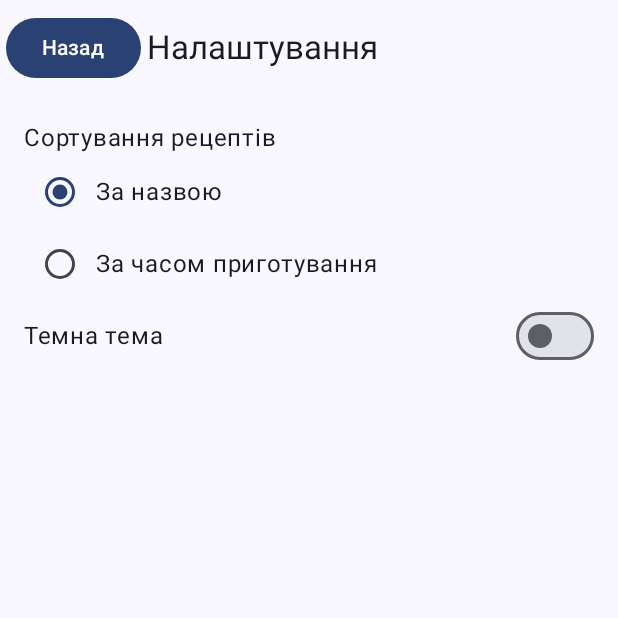
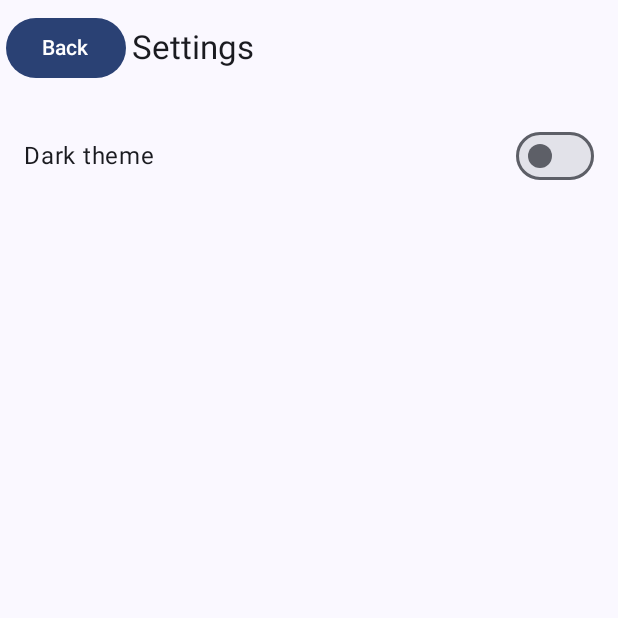
Before and after one commit to Ivan-va228/CulinaryBook, an Android app built with Jetpack Compose: the SettingsScreen screen opened through its navigation route, on a phone screen of 412 x 824 dp, the top half of it. Run offline under Robolectric (Android 15) with nearby library versions, the phone set to English and light mode, and no system bars.

Commit message:
Update app functionality and interface

```diff
--- a/app/build.gradle.kts
+++ b/app/build.gradle.kts
@@ -50,9 +50,9 @@ dependencies {
     implementation(libs.retrofit.converter.kotlinx.serialization)
     implementation(libs.kotlinx.serialization.json)
     implementation(libs.okhttp)
+    implementation(libs.coil.compose)
 
     testImplementation(libs.junit)
-    androidTestImplementation(platform(libs.androidx.compose.bom))
     androidTestImplementation(libs.androidx.compose.ui.test.junit4)
     androidTestImplementation(libs.androidx.espresso.core)
     androidTestImplementation(libs.androidx.junit)
--- a/app/src/main/java/com/example/myapplication/data/preferences/SettingsDataStore.kt
+++ b/app/src/main/java/com/example/myapplication/data/preferences/SettingsDataStore.kt
@@ -11,21 +11,9 @@ private val Context.dataStore by preferencesDataStore(
     name = "settings"
 )
 
-private val SORT_BY_TIME = booleanPreferencesKey("sort_by_time")
 private val DARK_THEME = booleanPreferencesKey("dark_theme")
 
 class SettingsDataStore(private val context: Context) {
-
-    val sortByTime: Flow<Boolean> = context.dataStore.data
-        .map { preferences ->
-            preferences[SORT_BY_TIME] ?: false
-        }
-
-    suspend fun saveSortByTime(value: Boolean) {
-        context.dataStore.edit { preferences ->
-            preferences[SORT_BY_TIME] = value
-        }
-    }
 
     val darkTheme: Flow<Boolean> = context.dataStore.data
         .map { preferences ->
--- a/app/src/main/java/com/example/myapplication/data/remote/MealApi.kt
+++ b/app/src/main/java/com/example/myapplication/data/remote/MealApi.kt
@@ -3,6 +3,7 @@ package com.example.myapplication.data.remote
 import retrofit2.http.GET
 import retrofit2.http.Query
 import com.example.myapplication.data.model.MealListResponse
+import com.example.myapplication.data.model.MealCategoryResponse
 
 interface MealApi {
 
@@ -21,6 +22,6 @@ interface MealApi {
         @Query("i") id: String
     ): MealListResponse
 
-    @GET("list.php?c=list")
-    suspend fun getCategories(): MealListResponse
+    @GET("categories.php")
+    suspend fun getCategories(): MealCategoryResponse
 }
--- a/app/src/main/java/com/example/myapplication/ui/components/CategoryRow.kt
+++ b/app/src/main/java/com/example/myapplication/ui/components/CategoryRow.kt
@@ -1,8 +1,11 @@
+
 package com.example.myapplication.ui.components
 
+import androidx.compose.foundation.horizontalScroll
 import androidx.compose.foundation.layout.Arrangement
 import androidx.compose.foundation.layout.Row
 import androidx.compose.foundation.layout.padding
+import androidx.compose.foundation.rememberScrollState
 import androidx.compose.material3.Button
 import androidx.compose.material3.Text
 import androidx.compose.runtime.Composable
@@ -16,7 +19,9 @@ fun CategoryRow(
     onCategorySelected: (String) -> Unit
 ) {
     Row(
-        modifier = Modifier.padding(8.dp),
+        modifier = Modifier
+            .padding(8.dp)
+            .horizontalScroll(rememberScrollState()),
         horizontalArrangement = Arrangement.spacedBy(5.dp)
     ) {
         categories.forEach { category ->
--- a/app/src/main/java/com/example/myapplication/ui/navigation/AppNavigation.kt
+++ b/app/src/main/java/com/example/myapplication/ui/navigation/AppNavigation.kt
@@ -1,4 +1,3 @@
-
 package com.example.myapplication.ui.navigation
 
 import androidx.compose.runtime.*
@@ -27,9 +26,6 @@ fun AppNavigation() {
         SettingsDataStore(context)
     }
 
-    val sortByTime by settingsDataStore.sortByTime
-        .collectAsState(initial = false)
-
     val darkTheme by settingsDataStore.darkTheme
         .collectAsState(initial = false)
 
@@ -46,7 +42,6 @@ fun AppNavigation() {
         ) {
             composable("main") {
                 MainScreen(
-                    sortByTime = sortByTime,
                     mealViewModel = mealViewModel,
                     onSettingsClick = {
                         navController.navigate("settings")
@@ -59,12 +54,6 @@ fun AppNavigation() {
 
             composable("settings") {
                 SettingsScreen(
-                    sortByTime = sortByTime,
-                    onSortByTimeChange = { value ->
-                        coroutineScope.launch {
-                            settingsDataStore.saveSortByTime(value)
-                        }
-                    },
                     darkTheme = darkTheme,
                     onDarkThemeChange = { value ->
                         coroutineScope.launch {
--- a/app/src/main/java/com/example/myapplication/ui/screens/main/MainScreen.kt
+++ b/app/src/main/java/com/example/myapplication/ui/screens/main/MainScreen.kt
@@ -1,25 +1,26 @@
+
 package com.example.myapplication.ui.screens.main
 
 import androidx.compose.foundation.layout.*
 import androidx.compose.foundation.lazy.LazyColumn
 import androidx.compose.foundation.lazy.items
+import androidx.compose.foundation.lazy.rememberLazyListState
 import androidx.compose.material3.*
 import androidx.compose.runtime.*
 import androidx.compose.ui.Alignment
 import androidx.compose.ui.Modifier
 import androidx.compose.ui.unit.dp
 import androidx.lifecycle.viewmodel.compose.viewModel
+import androidx.compose.runtime.snapshotFlow
 import com.example.myapplication.ui.components.CategoryRow
 import com.example.myapplication.ui.components.RecipeCard
 import com.example.myapplication.ui.viewmodel.MealViewModel
 import com.example.myapplication.ui.viewmodel.MainScreenViewModel
 
-
 @OptIn(ExperimentalMaterial3Api::class)
 @Composable
 fun MainScreen(
     onItemClick: (Int) -> Unit,
-    sortByTime: Boolean,
     onSettingsClick: () -> Unit,
     mealViewModel: MealViewModel,
     viewModel: MainScreenViewModel = viewModel()
@@ -27,46 +28,70 @@ fun MainScreen(
     val state by viewModel.state.collectAsState()
     val category = state.category
 
+    val categories = mealViewModel.categories
+    val displayedRecipes = mealViewModel.recipes.sortedBy { it.name }
+
+    val listState = rememberLazyListState()
     LaunchedEffect(category) {
+        listState.scrollToItem(0)
+    }
+
+    LaunchedEffect(Unit) {
+        mealViewModel.loadCategories()
+    }
+
+    LaunchedEffect(categories) {
+        if (categories.isNotEmpty() && category !in categories) {
+            viewModel.selectCategory(categories.first())
+        }
+    }
+
+    LaunchedEffect(category, categories) {
+        if (category in categories) {
             mealViewModel.loadRecipes(category)
         }
+    }
 
-    val categories = listOf(
-        "Усі",
-        "Піца",
-        "Десерт",
-        "Сніданок"
-    )
+    LaunchedEffect(
+        listState,
+        displayedRecipes.size,
+        mealViewModel.isLoadingMore,
+        mealViewModel.hasMore
+    ) {
+        snapshotFlow {
+            val layoutInfo = listState.layoutInfo
+            val lastVisibleItem = layoutInfo.visibleItemsInfo.lastOrNull()?.index ?: 0
+            val totalItems = layoutInfo.totalItemsCount
 
-    val filteredRecipes = mealViewModel.recipes
-
-    val displayedRecipes = if (sortByTime) {
-        filteredRecipes.sortedBy {
-            it.time.substringBefore(" ").toIntOrNull() ?: 0
+            lastVisibleItem >= totalItems - 4
+        }.collect { shouldLoadMore ->
+            if (shouldLoadMore && displayedRecipes.isNotEmpty()) {
+                mealViewModel.loadNextPage()
             }
-    } else {
-        filteredRecipes.sortedBy { it.name }
+        }
     }
 
     Scaffold(
         topBar = {
             TopAppBar(
                 title = {
-                    Text("Кулінарна книга")
+                    Text("Recipe Book")
                 },
                 actions = {
                     TextButton(onClick = onSettingsClick) {
-                        Text("Налаштування")
+                        Text("Settings")
                     }
                 }
             )
         }
     ) { padding ->
+
         Column(
             modifier = Modifier
                 .fillMaxSize()
                 .padding(padding)
         ) {
+
             CategoryRow(
                 categories = categories,
                 selectedCategory = category,
@@ -75,15 +100,16 @@ fun MainScreen(
                 }
             )
 
-            if (mealViewModel.isLoading) {
-                CircularProgressIndicator(
-                    modifier = Modifier.align(
-                        Alignment.CenterHorizontally
-                    )
-                )
+            if (mealViewModel.isLoading && displayedRecipes.isEmpty()) {
+                Box(
+                    modifier = Modifier.fillMaxSize(),
+                    contentAlignment = Alignment.Center
+                ) {
+                    CircularProgressIndicator()
                 }
-
+            } else {
                 LazyColumn(
+                    state = listState,
                     modifier = Modifier
                         .fillMaxSize()
                         .padding(16.dp)
@@ -98,7 +124,21 @@ fun MainScreen(
 
                         Spacer(Modifier.height(16.dp))
                     }
+
+                    if (mealViewModel.isLoadingMore) {
+                        item {
+                            Box(
+                                modifier = Modifier
+                                    .fillMaxWidth()
+                                    .padding(16.dp),
+                                contentAlignment = Alignment.Center
+                            ) {
+                                CircularProgressIndicator()
                             }
                         }
                     }
                 }
+            }
+        }
+    }
+}
--- a/app/src/main/java/com/example/myapplication/ui/screens/settings/SettingsScreen.kt
+++ b/app/src/main/java/com/example/myapplication/ui/screens/settings/SettingsScreen.kt
@@ -1,4 +1,3 @@
-
 package com.example.myapplication.ui.screens.settings
 
 import androidx.compose.foundation.layout.Column
@@ -6,7 +5,6 @@ import androidx.compose.foundation.layout.Row
 import androidx.compose.foundation.layout.fillMaxWidth
 import androidx.compose.foundation.layout.padding
 import androidx.compose.material3.Button
-import androidx.compose.material3.RadioButton
 import androidx.compose.material3.Scaffold
 import androidx.compose.material3.Switch
 import androidx.compose.material3.Text
@@ -19,8 +17,6 @@ import androidx.compose.ui.unit.dp
 @OptIn(androidx.compose.material3.ExperimentalMaterial3Api::class)
 @Composable
 fun SettingsScreen(
-    sortByTime: Boolean,
-    onSortByTimeChange: (Boolean) -> Unit,
     darkTheme: Boolean,
     onDarkThemeChange: (Boolean) -> Unit,
     onBackClick: () -> Unit
@@ -28,10 +24,12 @@ fun SettingsScreen(
     Scaffold(
         topBar = {
             TopAppBar(
-                title = { Text("Налаштування") },
+                title = {
+                    Text("Settings")
+                },
                 navigationIcon = {
                     Button(onClick = onBackClick) {
-                        Text("Назад")
+                        Text("Back")
                     }
                 }
             )
@@ -43,32 +41,15 @@ fun SettingsScreen(
                 .padding(padding)
                 .padding(16.dp)
         ) {
-            Text("Сортування рецептів")
-
-            Row(verticalAlignment = Alignment.CenterVertically) {
-                RadioButton(
-                    selected = !sortByTime,
-                    onClick = { onSortByTimeChange(false) }
-                )
-                Text("За назвою")
-            }
-
-            Row(verticalAlignment = Alignment.CenterVertically) {
-                RadioButton(
-                    selected = sortByTime,
-                    onClick = { onSortByTimeChange(true) }
-                )
-                Text("За часом приготування")
-            }
-
             Row(
                 modifier = Modifier.fillMaxWidth(),
                 verticalAlignment = Alignment.CenterVertically
             ) {
                 Text(
-                    text = "Темна тема",
+                    text = "Dark theme",
                     modifier = Modifier.weight(1f)
                 )
+
                 Switch(
                     checked = darkTheme,
                     onCheckedChange = onDarkThemeChange
--- a/gradle/libs.versions.toml
+++ b/gradle/libs.versions.toml
@@ -11,6 +11,7 @@ composeBom = "2026.02.01"
 retrofit = "2.11.0"
 kotlinxSerialization = "1.8.1"
 kotlinSerializationPlugin = "2.2.10"
+coil = "2.7.0"
 
 [libraries]
 androidx-core-ktx = { group = "androidx.core", name = "core-ktx", version.ref = "coreKtx" }
@@ -35,6 +36,7 @@ retrofit = { group = "com.squareup.retrofit2", name = "retrofit", version.ref =
 retrofit-converter-kotlinx-serialization = { group = "com.squareup.retrofit2", name = "converter-kotlinx-serialization", version.ref = "retrofit" }
 kotlinx-serialization-json = { group = "org.jetbrains.kotlinx", name = "kotlinx-serialization-json", version.ref = "kotlinxSerialization" }
 okhttp = { group = "com.squareup.okhttp3", name = "okhttp", version = "4.12.0" }
+coil-compose = { module = "io.coil-kt:coil-compose", version.ref = "coil" }
 
 [plugins]
 android-application = { id = "com.android.application", version.ref = "agp" }
```
Also changed, not shown: app/src/main/java/com/example/myapplication/data/mapper/MealMapper.kt (+11 -6 lines), app/src/main/java/com/example/myapplication/data/model/MealCategoryResponse.kt (added, +16 -0 lines), app/src/main/java/com/example/myapplication/data/model/Recipe.kt (+6 -70 lines), app/src/main/java/com/example/myapplication/ui/components/RecipeCard.kt (+18 -30 lines), app/src/main/java/com/example/myapplication/ui/screens/details/RecipeDetailsScreen.kt (+37 -15 lines), app/src/main/java/com/example/myapplication/ui/viewmodel/MealViewModel.kt (+91 -20 lines). Lines whose indentation alone changed are shown as unchanged.
